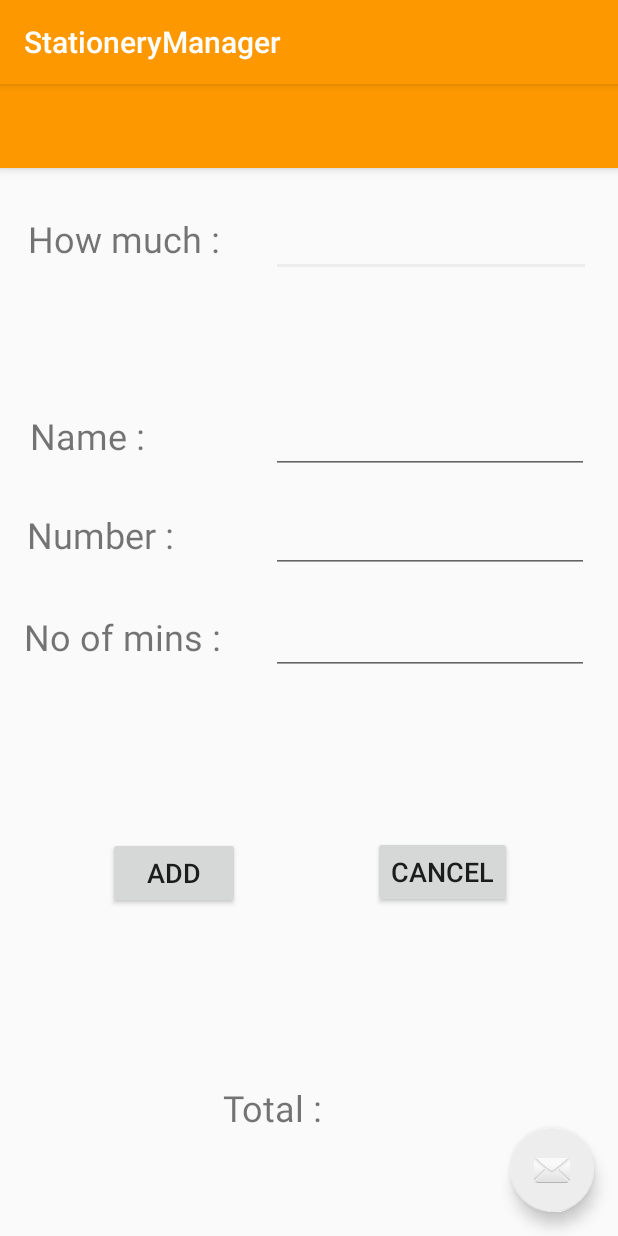
After one commit to NisugaJ/TheStationaryManager, an Android app: the Calls screen opened directly, with no data from a screen before it, on a phone screen of 412 x 824 dp. The commit adds this screen. Run offline under Robolectric (Android 15) with nearby library versions, the phone set to English and light mode, and no system bars; 1 statement that could not run was skipped.

Commit message:
first commit , fax and calls

```diff
--- a/app/src/main/AndroidManifest.xml
+++ b/app/src/main/AndroidManifest.xml
@@ -9,6 +9,8 @@
         android:roundIcon="@drawable/ic_launcher"
         android:supportsRtl="true"
         android:theme="@style/AppTheme">
+        <activity android:name=".Calls"></activity>
+        <activity android:name=".Fax"></activity>
         <activity android:name=".AddSales"></activity>
         <activity android:name=".MainNavigation" />
         <activity android:name=".AddExpenses" />
--- /dev/null
+++ b/app/src/main/java/com/example/stationerymanager/Calls.java
@@ -0,0 +1,31 @@
+package com.example.stationerymanager;
+
+import android.os.Bundle;
+import android.view.View;
+
+import androidx.appcompat.app.AppCompatActivity;
+import androidx.appcompat.widget.Toolbar;
+
+import com.google.android.material.floatingactionbutton.FloatingActionButton;
+import com.google.android.material.snackbar.Snackbar;
+
+public class Calls extends AppCompatActivity {
+
+    @Override
+    protected void onCreate(Bundle savedInstanceState) {
+        super.onCreate(savedInstanceState);
+        setContentView(R.layout.activity_calls);
+        Toolbar toolbar = findViewById(R.id.toolbar);
+        setSupportActionBar(toolbar);
+
+        FloatingActionButton fab = findViewById(R.id.fab);
+        fab.setOnClickListener(new View.OnClickListener() {
+            @Override
+            public void onClick(View view) {
+                Snackbar.make(view, "Replace with your own action", Snackbar.LENGTH_LONG)
+                        .setAction("Action", null).show();
+            }
+        });
+    }
+
+}
--- /dev/null
+++ b/app/src/main/res/layout/activity_calls.xml
@@ -0,0 +1,33 @@
+<?xml version="1.0" encoding="utf-8"?>
+<androidx.coordinatorlayout.widget.CoordinatorLayout xmlns:android="http://schemas.android.com/apk/res/android"
+    xmlns:app="http://schemas.android.com/apk/res-auto"
+    xmlns:tools="http://schemas.android.com/tools"
+    android:layout_width="match_parent"
+    android:layout_height="match_parent"
+    tools:context=".Calls">
+
+    <com.google.android.material.appbar.AppBarLayout
+        android:layout_width="match_parent"
+        android:layout_height="wrap_content"
+        android:theme="@style/AppTheme.AppBarOverlay">
+
+        <androidx.appcompat.widget.Toolbar
+            android:id="@+id/toolbar"
+            android:layout_width="match_parent"
+            android:layout_height="?attr/actionBarSize"
+            android:background="?attr/colorPrimary"
+            app:popupTheme="@style/AppTheme.PopupOverlay" />
+
+    </com.google.android.material.appbar.AppBarLayout>
+
+    <include layout="@layout/content_calls" />
+
+    <com.google.android.material.floatingactionbutton.FloatingActionButton
+        android:id="@+id/fab"
+        android:layout_width="wrap_content"
+        android:layout_height="wrap_content"
+        android:layout_gravity="bottom|end"
+        android:layout_margin="@dimen/fab_margin"
+        app:srcCompat="@android:drawable/ic_dialog_email" />
+
+</androidx.coordinatorlayout.widget.CoordinatorLayout>
--- /dev/null
+++ b/app/src/main/res/layout/content_calls.xml
@@ -0,0 +1,219 @@
+<?xml version="1.0" encoding="utf-8"?>
+<androidx.constraintlayout.widget.ConstraintLayout xmlns:android="http://schemas.android.com/apk/res/android"
+    xmlns:app="http://schemas.android.com/apk/res-auto"
+    xmlns:tools="http://schemas.android.com/tools"
+    android:layout_width="match_parent"
+    android:layout_height="match_parent"
+    app:layout_behavior="@string/appbar_scrolling_view_behavior"
+    tools:context=".Calls"
+    tools:showIn="@layout/activity_calls">
+
+    <Button
+        android:id="@+id/button8"
+        android:layout_width="wrap_content"
+        android:layout_height="wrap_content"
+        android:layout_marginStart="8dp"
+        android:layout_marginLeft="8dp"
+        android:layout_marginTop="8dp"
+        android:layout_marginEnd="68dp"
+        android:layout_marginRight="68dp"
+        android:layout_marginBottom="8dp"
+        android:text="Cancel"
+        android:textSize="18sp"
+        app:layout_constraintBottom_toBottomOf="parent"
+        app:layout_constraintEnd_toEndOf="parent"
+        app:layout_constraintHorizontal_bias="0.964"
+        app:layout_constraintStart_toEndOf="@+id/button7"
+        app:layout_constraintTop_toBottomOf="@+id/editText8"
+        app:layout_constraintVertical_bias="0.321" />
+
+    <Button
+        android:id="@+id/button7"
+        android:layout_width="wrap_content"
+        android:layout_height="wrap_content"
+        android:layout_marginStart="72dp"
+        android:layout_marginLeft="72dp"
+        android:layout_marginTop="8dp"
+        android:layout_marginEnd="8dp"
+        android:layout_marginRight="8dp"
+        android:layout_marginBottom="8dp"
+        android:text="Add"
+        android:textSize="18sp"
+        app:layout_constraintBottom_toBottomOf="parent"
+        app:layout_constraintEnd_toEndOf="parent"
+        app:layout_constraintHorizontal_bias="0.0"
+        app:layout_constraintStart_toStartOf="parent"
+        app:layout_constraintTop_toBottomOf="@+id/textView15"
+        app:layout_constraintVertical_bias="0.331" />
+
+    <TextView
+        android:id="@+id/textView17"
+        android:layout_width="115dp"
+        android:layout_height="39dp"
+        android:layout_marginStart="8dp"
+        android:layout_marginLeft="8dp"
+        android:layout_marginTop="8dp"
+        android:layout_marginEnd="8dp"
+        android:layout_marginRight="8dp"
+        android:layout_marginBottom="8dp"
+        android:text="Total :"
+        android:textSize="24sp"
+        app:layout_constraintBottom_toBottomOf="parent"
+        app:layout_constraintEnd_toEndOf="parent"
+        app:layout_constraintStart_toStartOf="parent"
+        app:layout_constraintTop_toTopOf="parent"
+        app:layout_constraintVertical_bias="0.917" />
+
+    <view
+        android:id="@+id/view4"
+        class="androidx.appcompat.widget.ActionMenuView"
+        id="@+id/view2"
+        android:layout_width="394dp"
+        android:layout_height="82dp"
+        android:layout_marginStart="8dp"
+        android:layout_marginLeft="8dp"
+        android:layout_marginTop="8dp"
+        android:layout_marginBottom="8dp"
+        app:layout_constraintBottom_toBottomOf="parent"
+        app:layout_constraintEnd_toEndOf="parent"
+        app:layout_constraintHorizontal_bias="0.0"
+        app:layout_constraintStart_toStartOf="parent"
+        app:layout_constraintTop_toTopOf="parent"
+        app:layout_constraintVertical_bias="0.0" />
+
+    <TextView
+        android:id="@+id/textView11"
+        android:layout_width="140dp"
+        android:layout_height="39dp"
+        android:layout_marginStart="8dp"
+        android:layout_marginLeft="8dp"
+        android:layout_marginTop="8dp"
+        android:layout_marginEnd="8dp"
+        android:layout_marginRight="8dp"
+        android:layout_marginBottom="8dp"
+        android:text="How much :"
+        android:textSize="24sp"
+        app:layout_constraintBottom_toBottomOf="parent"
+        app:layout_constraintEnd_toEndOf="parent"
+        app:layout_constraintHorizontal_bias="0.041"
+        app:layout_constraintStart_toStartOf="parent"
+        app:layout_constraintTop_toTopOf="parent"
+        app:layout_constraintVertical_bias="0.035" />
+
+    <TextView
+        android:id="@+id/textView12"
+        android:layout_width="142dp"
+        android:layout_height="41dp"
+        android:layout_marginStart="8dp"
+        android:layout_marginLeft="8dp"
+        android:layout_marginTop="92dp"
+        android:layout_marginEnd="8dp"
+        android:layout_marginRight="8dp"
+        android:layout_marginBottom="8dp"
+        android:text="Name :"
+        android:textSize="24sp"
+        app:layout_constraintBottom_toBottomOf="parent"
+        app:layout_constraintEnd_toEndOf="parent"
+        app:layout_constraintHorizontal_bias="0.047"
+        app:layout_constraintStart_toStartOf="parent"
+        app:layout_constraintTop_toBottomOf="@+id/textView11"
+        app:layout_constraintVertical_bias="0.0" />
+
+    <TextView
+        android:id="@+id/textView15"
+        android:layout_width="146dp"
+        android:layout_height="38dp"
+        android:layout_marginStart="8dp"
+        android:layout_marginLeft="8dp"
+        android:layout_marginTop="8dp"
+        android:layout_marginEnd="8dp"
+        android:layout_marginRight="8dp"
+        android:layout_marginBottom="8dp"
+        android:text="No of mins :"
+        android:textSize="24sp"
+        app:layout_constraintBottom_toBottomOf="parent"
+        app:layout_constraintEnd_toEndOf="parent"
+        app:layout_constraintHorizontal_bias="0.032"
+        app:layout_constraintStart_toStartOf="parent"
+        app:layout_constraintTop_toBottomOf="@+id/textView14"
+        app:layout_constraintVertical_bias="0.058" />
+
+    <TextView
+        android:id="@+id/textView14"
+        android:layout_width="144dp"
+        android:layout_height="37dp"
+        android:layout_marginStart="8dp"
+        android:layout_marginLeft="8dp"
+        android:layout_marginTop="8dp"
+        android:layout_marginEnd="8dp"
+        android:layout_marginRight="8dp"
+        android:layout_marginBottom="8dp"
+        android:text="Number :"
+        android:textSize="24sp"
+        app:layout_constraintBottom_toBottomOf="parent"
+        app:layout_constraintEnd_toEndOf="parent"
+        app:layout_constraintHorizontal_bias="0.039"
+        app:layout_constraintStart_toStartOf="parent"
+        app:layout_constraintTop_toBottomOf="@+id/textView12"
+        app:layout_constraintVertical_bias="0.037" />
+
+    <EditText
+        android:id="@+id/editText6"
+        android:layout_width="wrap_content"
+        android:layout_height="wrap_content"
+        android:layout_marginStart="8dp"
+        android:layout_marginLeft="8dp"
+        android:layout_marginEnd="8dp"
+        android:layout_marginRight="8dp"
+        android:ems="10"
+        android:inputType="textPersonName"
+        app:layout_constraintBaseline_toBaselineOf="@+id/textView11"
+        app:layout_constraintEnd_toEndOf="@+id/view4"
+        app:layout_constraintHorizontal_bias="1.0"
+        app:layout_constraintStart_toEndOf="@+id/textView11" />
+
+    <EditText
+        android:id="@+id/editText8"
+        android:layout_width="212dp"
+        android:layout_height="45dp"
+        android:layout_marginStart="8dp"
+        android:layout_marginLeft="8dp"
+        android:layout_marginEnd="8dp"
+        android:layout_marginRight="8dp"
+        android:ems="10"
+        android:inputType="textPersonName"
+        app:layout_constraintBaseline_toBaselineOf="@+id/textView15"
+        app:layout_constraintEnd_toEndOf="parent"
+        app:layout_constraintHorizontal_bias="0.482"
+        app:layout_constraintStart_toEndOf="@+id/textView15" />
+
+    <EditText
+        android:id="@+id/editText9"
+        android:layout_width="212dp"
+        android:layout_height="45dp"
+        android:layout_marginStart="8dp"
+        android:layout_marginLeft="8dp"
+        android:layout_marginEnd="8dp"
+        android:layout_marginRight="8dp"
+        android:ems="10"
+        android:inputType="textPersonName"
+        app:layout_constraintBaseline_toBaselineOf="@+id/textView14"
+        app:layout_constraintEnd_toEndOf="parent"
+        app:layout_constraintHorizontal_bias="0.482"
+        app:layout_constraintStart_toEndOf="@+id/textView14" />
+
+    <EditText
+        android:id="@+id/editText10"
+        android:layout_width="212dp"
+        android:layout_height="45dp"
+        android:layout_marginStart="8dp"
+        android:layout_marginLeft="8dp"
+        android:layout_marginEnd="8dp"
+        android:layout_marginRight="8dp"
+        android:ems="10"
+        android:inputType="textPersonName"
+        app:layout_constraintBaseline_toBaselineOf="@+id/textView12"
+        app:layout_constraintEnd_toEndOf="parent"
+        app:layout_constraintHorizontal_bias="0.482"
+        app:layout_constraintStart_toEndOf="@+id/textView12" />
+</androidx.constraintlayout.widget.ConstraintLayout>
--- a/app/src/main/res/values/dimens.xml
+++ b/app/src/main/res/values/dimens.xml
@@ -8,4 +8,5 @@
         <item>Weekly</item>
         <item>Monthly</item>
     </string-array>
+    <dimen name="fab_margin">16dp</dimen>
 </resources>
--- a/app/src/main/res/values/strings.xml
+++ b/app/src/main/res/values/strings.xml
@@ -49,6 +49,9 @@
     <string name="PAbtn1">Add Products</string>
     <string name="set_date">Set Date</string>
 
+    <string name="title_activity_fax">Fax</string>
+    <string name="title_activity_calls">Calls</string>
+
     <string name="SAtxt1">Product Code</string>
     <string name="SAtxt2">Product Name</string>
     <string name="SAtxt3">Select Category</string>
--- a/app/src/main/res/values/styles.xml
+++ b/app/src/main/res/values/styles.xml
@@ -8,4 +8,13 @@
         <item name="colorAccent">@color/colorAccent</item>
     </style>
 
+    <style name="AppTheme.NoActionBar">
+        <item name="windowActionBar">false</item>
+        <item name="windowNoTitle">true</item>
+    </style>
+
+    <style name="AppTheme.AppBarOverlay" parent="ThemeOverlay.AppCompat.Dark.ActionBar" />
+
+    <style name="AppTheme.PopupOverlay" parent="ThemeOverlay.AppCompat.Light" />
+
 </resources>
--- a/build.gradle
+++ b/build.gradle
@@ -7,7 +7,7 @@ buildscript {
 
     }
     dependencies {
-        classpath 'com.android.tools.build:gradle:3.4.1'
+        classpath 'com.android.tools.build:gradle:3.4.2'
 
         // NOTE: Do not place your application dependencies here; they belong
         // in the individual module build.gradle files
```
Also changed, not shown: app/src/main/java/com/example/stationerymanager/Fax.java (added, +16 -0 lines), app/src/main/res/layout/activity_fax.xml (added, +33 -0 lines), app/src/main/res/layout/content_fax.xml (added, +220 -0 lines).
